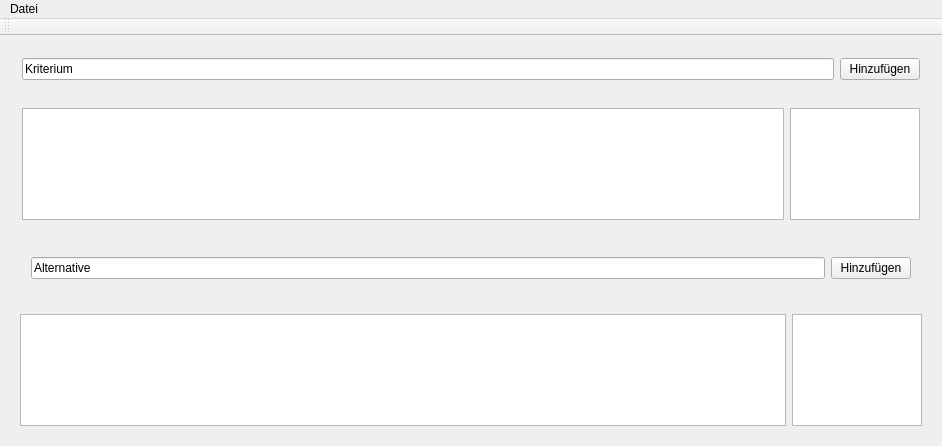
This is ui/ahpMainWindow.ui in m0gg/ahp-qt5 as Qt 5 draws it before an edit. The edited form follows.
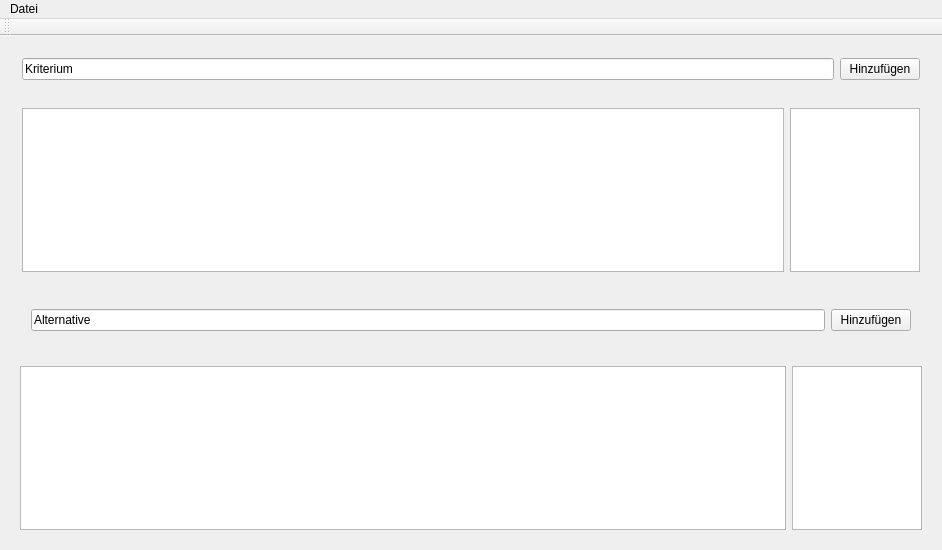
This is the edited form.

Diff of the .ui file:
```diff
--- a/ui/ahpMainWindow.ui
+++ b/ui/ahpMainWindow.ui
@@ -7,7 +7,7 @@
     <x>0</x>
     <y>0</y>
     <width>942</width>
-    <height>446</height>
+    <height>550</height>
    </rect>
   </property>
   <property name="windowTitle">
```
Left out of the diff: 17 changed lines with no effect on the pictures.
